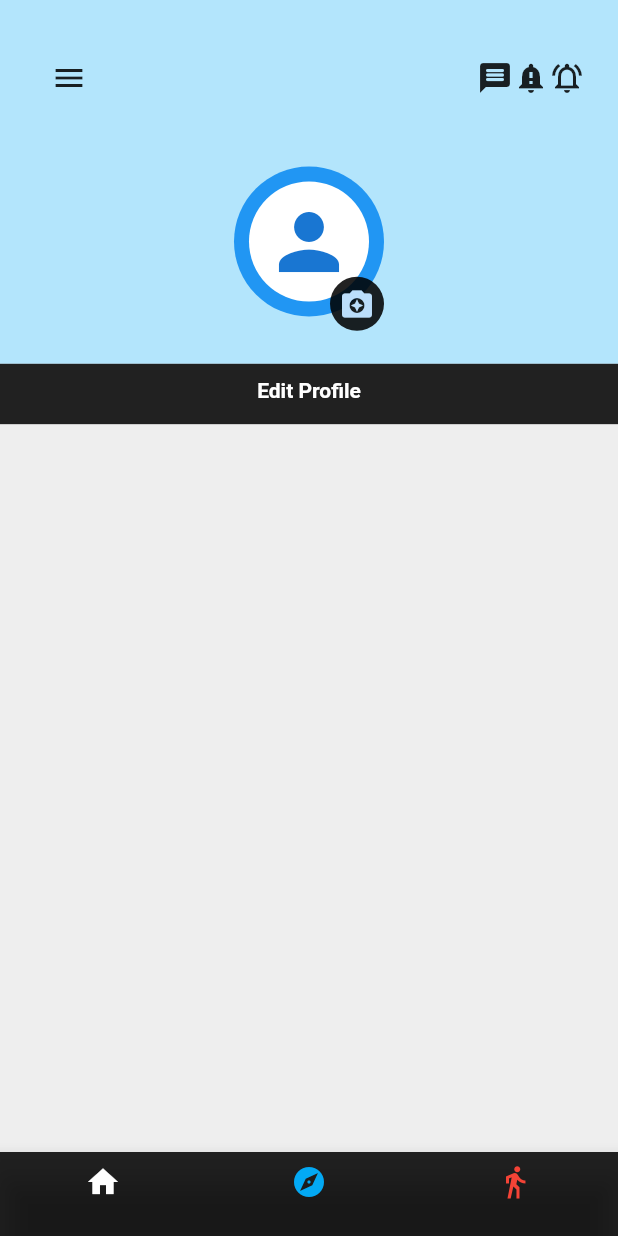
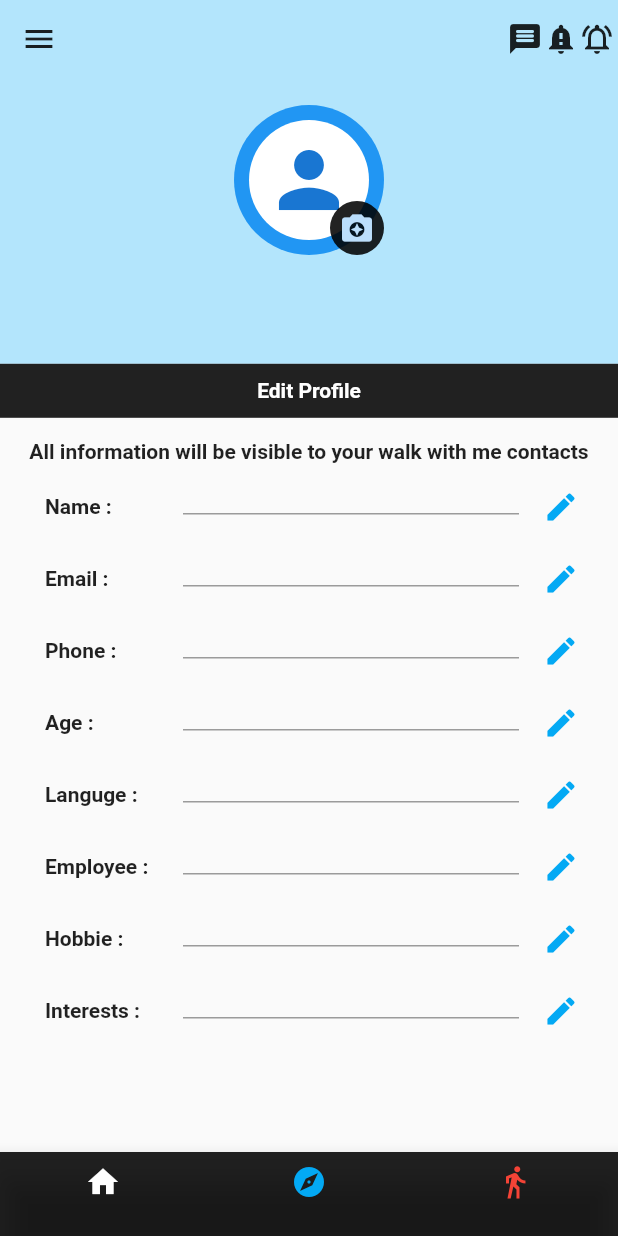
Before and after one commit to sajasmohammed/ui_practice, a Flutter app: the screen it shows after launch, on a phone screen of 412 x 824 dp. Run offline on Flutter 3.47's test engine with Material 2 defaults, Android fonts, the phone set to English and light mode, and no system bars; our stand-ins replace get.

Commit message:
home screen ui design

```diff
--- a/lib/view/home/compoenents/form_widget.dart
+++ b/lib/view/home/compoenents/form_widget.dart
@@ -1,4 +1,7 @@
+import 'package:flutter/cupertino.dart';
 import 'package:flutter/material.dart';
+import 'package:ui_practice/constants.dart';
+import 'package:ui_practice/widgets.dart';
 
 class FormWidget extends StatelessWidget {
   const FormWidget({
@@ -9,8 +12,35 @@ class FormWidget extends StatelessWidget {
   Widget build(BuildContext context) {
     return Expanded(
       flex: 12,
-      child: Container(
-        color: Colors.grey[200],
+      child: Padding(
+        padding: EdgeInsets.symmetric(horizontal: defaulPadding/2),
+        child: SingleChildScrollView(
+          child: Column(
+            children: [
+              SizedBox(
+                height: defaulPadding / 2,
+              ),
+              Text(
+                "All information will be visible to your walk with me contacts",
+                textAlign: TextAlign.center,
+                style: TextStyle(
+                  fontWeight: FontWeight.bold,
+                ),
+              ),
+              SizedBox(
+                height: defaulPadding / 4,
+              ),
+              cWidget.textFields(fieldname: 'Name'),
+              cWidget.textFields(fieldname: 'Email'),
+              cWidget.textFields(fieldname: 'Phone'),
+              cWidget.textFields(fieldname: 'Age'),
+              cWidget.textFields(fieldname: 'Languge'),
+              cWidget.textFields(fieldname: 'Employee'),
+              cWidget.textFields(fieldname: 'Hobbie'),
+              cWidget.textFields(fieldname: 'Interests'),
+            ],
+          ),
+        ),
       ),
     );
   }
--- a/lib/view/home/compoenents/profile_widget.dart
+++ b/lib/view/home/compoenents/profile_widget.dart
@@ -20,13 +20,10 @@ class ProfileWidget extends StatelessWidget {
           child: Column(
             children: [
               Expanded(
-                child: Padding(
-                  padding: EdgeInsets.all(defaulPadding),
+                child: SingleChildScrollView(
                   child: Column(
                     children: [
-                      Expanded(
-                        flex: 1,
-                        child: Row(
+                      Row(
                         mainAxisAlignment:
                             MainAxisAlignment.spaceBetween,
                         children: [
@@ -46,11 +43,8 @@ class ProfileWidget extends StatelessWidget {
                           )
                         ],
                       ),
-                      ),
                       SizedBox(height: defaulPadding),
-                      Expanded(
-                        flex: 2,
-                        child: Container(
+                      Container(
                         height: defaulPadding * 5,
                         width: defaulPadding * 5,
                         child: Stack(
@@ -87,7 +81,6 @@ class ProfileWidget extends StatelessWidget {
                           ],
                         ),
                       ),
-                      ),
                     ],
                   ),
                 ),
--- a/lib/view/home/home_screen.dart
+++ b/lib/view/home/home_screen.dart
@@ -18,6 +18,7 @@ class HomeScreen extends StatelessWidget {
             ProfileWidget(),
             Expanded(
               flex: 1,
+              child: SingleChildScrollView(
                 child: Container(
                     width: double.infinity,
                     color: cblack,
@@ -32,7 +33,8 @@ class HomeScreen extends StatelessWidget {
                       ),
                     )),
               ),
-            FormWidget(),
+            ),
+            FormWidget()
           ],
         ),
       ),
--- a/lib/widgets.dart
+++ b/lib/widgets.dart
@@ -1,3 +1,4 @@
+import 'package:flutter/cupertino.dart';
 import 'package:flutter/material.dart';
 import 'package:ui_practice/constants.dart';
 
@@ -5,12 +6,49 @@ class cWidget {
   static BottomNavigationBarItem bottomNavigationBarItem(
       {required IconData icon, Color? color, String? title}) {
     return BottomNavigationBarItem(
-      icon: Icon(
-        icon,
-        color: color,
-      ),
-      label:title,
-      backgroundColor: cblack
+        icon: Icon(
+          icon,
+          color: color,
+        ),
+        label: title,
+        backgroundColor: cblack);
+  }
+
+  static textFields({
+    required String fieldname,
+  }) {
+    return Row(
+      children: [
+        Expanded(
+          flex: 2,
+          child: Padding(
+            padding: const EdgeInsets.symmetric(horizontal: defaulPadding),
+            child: Text(
+              "$fieldname :",
+              style: TextStyle(fontWeight: FontWeight.bold, color: cblack),
+            ),
+          ),
+        ),
+        Expanded(
+          flex: 4,
+          child: SizedBox(
+            height: 10,
+            width: double.infinity,
+            child: TextField(
+            ),
+          ),
+        ),
+        Expanded(
+          flex: 1,
+          child: IconButton(
+                  onPressed: () {},
+                  icon: Icon(
+                    Icons.edit,
+                    color: cblue,
+                  ),
+                ),
+        ),
+      ],
     );
   }
 }
```
Lines whose indentation alone changed are shown as unchanged.
